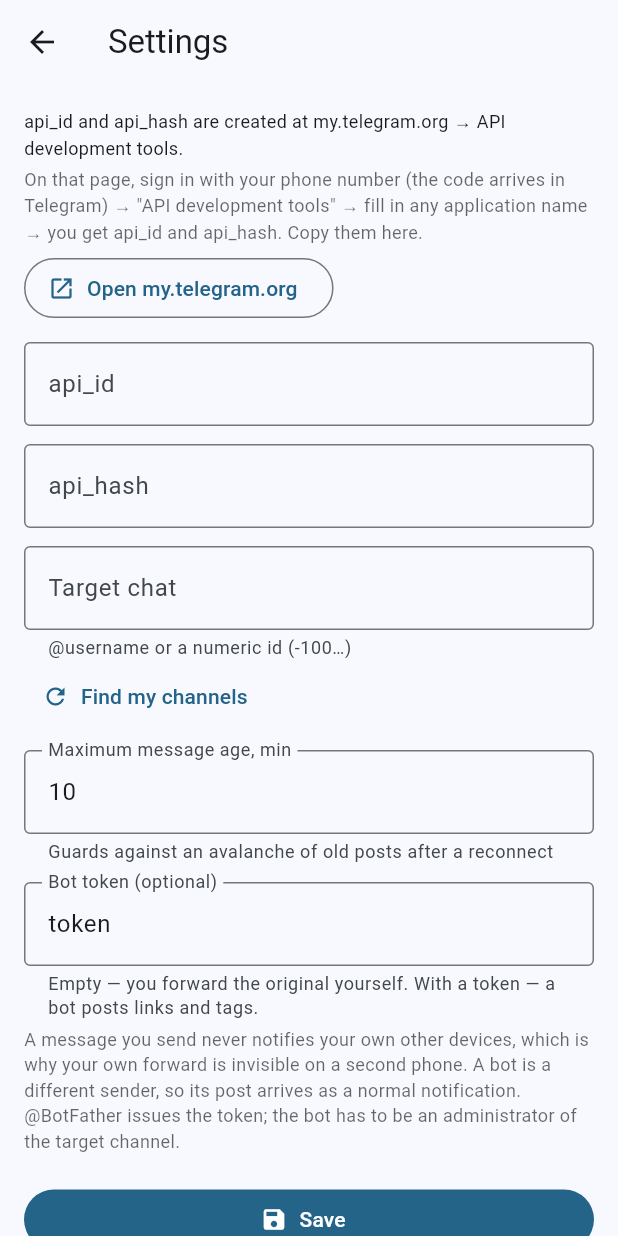
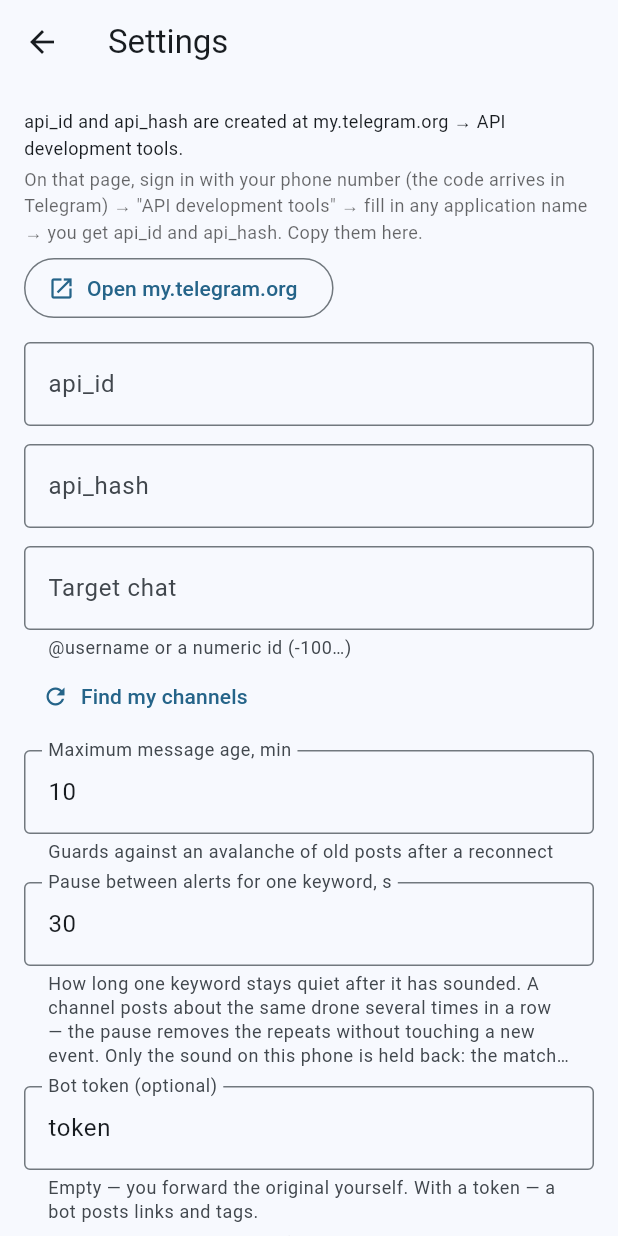
Before and after one commit to vadimart92/tg-alert-monitor, a Flutter app: the screen it shows after launch, after a tap on the "settings" icon, on a phone screen of 412 x 824 dp. Run offline on Flutter 3.47's test engine with Material 3 defaults, Android fonts, the phone set to English and light mode, and no system bars; our stand-ins replace audioplayers, flutter_local_notifications, flutter_tts, qr_flutter, shared_preferences; missing offline and left inert: dart:ffi, flutter_foreground_task, mobile_scanner; generated files the repository leaves out were written again.

Commit message:
feat: the pause between alerts for one keyword is a setting, 30s by default
Thirty minutes was a guess, and on a real channel it was far too long: a
channel says the same thing two or three times about one drone, and the
next event is minutes away, not half an hour. How much repetition counts
as noise depends on which channels are being watched, and only their
owner knows that — so it stops being a constant and becomes a number in
the settings, 0 to 3600 seconds, 30 by default.

It lives in MonitorConfig, so it travels the same path as the rest of the
configuration (pushConfig -> updateConfig) and takes effect immediately,
without restarting monitoring. Zero means what it says: every match
sounds, exactly as before the pause existed.

What is left in AlertPolicy is the part with no judgement in it — the
five minutes an alert lives in the shade.

The two places that quote the pause back to the owner now quote the
configured one, and say it the way a person would: durationLabel prints
«30 с» or «30 хв» rather than making the reader divide.

Co-Authored-By: Claude Opus 5 <noreply@anthropic.com>

```diff
--- a/lib/core/model/app_config.dart
+++ b/lib/core/model/app_config.dart
@@ -70,21 +70,11 @@ enum AlertDelivery {
 
 /// How the alert on this phone behaves once it fires.
 ///
-/// Constants rather than settings, and shared by the three places that have to
-/// agree on them: the engine decides when to sound one, the notifier decides
-/// how long it stays in the shade, and the UI explains both to the owner.
-///
-/// An air-raid channel posts in bursts — five messages about the same drone in
-/// two minutes. A siren for each of them trains its owner to ignore the siren,
-/// which is the one failure mode that matters here.
+/// The pause between two alerts for one keyword is a setting
+/// ([MonitorConfig.alertCooldownSeconds]) — how much repetition is noise
+/// depends on the channels being watched, and only their owner knows. What is
+/// left here is the part with no judgement in it.
 abstract final class AlertPolicy {
-  /// One keyword may sound at most this often.
-  ///
-  /// Only the sound on this phone is held back. The match is still logged and
-  /// still forwarded: the burst is noise to a sleeping owner, not to the
-  /// channel where the alerts are collected.
-  static const Duration cooldown = Duration(minutes: 30);
-
   /// The shade keeps the newest alert only, and lets go of it after this.
   ///
   /// An alert nobody acted on within five minutes is history, and a stack of
@@ -104,11 +94,24 @@ class MonitorConfig {
     this.chats = const <ChatRef>[],
     this.delivery = AlertDelivery.forward,
     this.botToken = '',
+    this.alertCooldownSeconds = defaultAlertCooldownSeconds,
   });
 
   static const int defaultMaxAgeMinutes = 10;
   static const int minMaxAgeMinutes = 1;
   static const int maxMaxAgeMinutes = 120;
+
+  /// Long enough to swallow the two or three posts a channel makes about one
+  /// event, short enough that the next event is still an event.
+  static const int defaultAlertCooldownSeconds = 30;
+
+  /// Zero is a real answer: every match sounds, as it did before this setting
+  /// existed.
+  static const int minAlertCooldownSeconds = 0;
+
+  /// An hour. Past that the owner is not silencing a burst, they are turning
+  /// the keyword off — which the keyword list already does, and visibly.
+  static const int maxAlertCooldownSeconds = 3600;
 
   final int? folderId;
   final String folderName;
@@ -125,7 +128,16 @@ class MonitorConfig {
   /// messages never notify your other devices, a bot's do.
   final String botToken;
 
+  /// How long one keyword stays quiet after it has sounded on this phone.
+  ///
+  /// Only the sound is held back. The match is still logged and still
+  /// forwarded: a burst is noise to a sleeping owner, not to the channel where
+  /// the alerts are collected.
+  final int alertCooldownSeconds;
+
   Duration get maxAge => Duration(minutes: maxAgeMinutes);
+
+  Duration get alertCooldown => Duration(seconds: alertCooldownSeconds);
 
   /// True when the engine has enough information to start monitoring.
   ///
@@ -148,6 +160,7 @@ class MonitorConfig {
     List<ChatRef>? chats,
     AlertDelivery? delivery,
     String? botToken,
+    int? alertCooldownSeconds,
   }) => MonitorConfig(
     folderId: folderId ?? this.folderId,
     folderName: folderName ?? this.folderName,
@@ -157,6 +170,7 @@ class MonitorConfig {
     chats: chats ?? this.chats,
     delivery: delivery ?? this.delivery,
     botToken: botToken ?? this.botToken,
+    alertCooldownSeconds: alertCooldownSeconds ?? this.alertCooldownSeconds,
   );
 
   Map<String, dynamic> toJson() => {
@@ -168,6 +182,7 @@ class MonitorConfig {
     'chats': [for (final c in chats) c.toJson()],
     'delivery': delivery.name,
     'botToken': botToken,
+    'alertCooldownSeconds': alertCooldownSeconds,
   };
 
   static MonitorConfig fromJson(Map<String, dynamic> json) => MonitorConfig(
@@ -185,6 +200,9 @@ class MonitorConfig {
     ],
     delivery: AlertDelivery.parse(json['delivery']),
     botToken: json['botToken'] as String? ?? '',
+    alertCooldownSeconds:
+        (json['alertCooldownSeconds'] as num?)?.toInt() ??
+        defaultAlertCooldownSeconds,
   );
 }
 
--- a/lib/core/storage/settings_store.dart
+++ b/lib/core/storage/settings_store.dart
@@ -26,6 +26,7 @@ class SettingsStore {
   static const String keyPhoneDisplay = 'phoneDisplay';
   static const String keyAlertDelivery = 'alertDelivery';
   static const String keyBotToken = 'botToken';
+  static const String keyAlertCooldownSeconds = 'alertCooldownSeconds';
 
   final SharedPreferences _prefs;
 
@@ -85,6 +86,9 @@ class SettingsStore {
       chats: chats,
       delivery: AlertDelivery.parse(_prefs.getString(keyAlertDelivery)),
       botToken: _prefs.getString(keyBotToken) ?? '',
+      alertCooldownSeconds:
+          _prefs.getInt(keyAlertCooldownSeconds) ??
+          MonitorConfig.defaultAlertCooldownSeconds,
     );
   }
 
@@ -105,6 +109,13 @@ class SettingsStore {
     );
     await _prefs.setString(keyAlertDelivery, config.delivery.name);
     await _prefs.setString(keyBotToken, config.botToken.trim());
+    await _prefs.setInt(
+      keyAlertCooldownSeconds,
+      config.alertCooldownSeconds.clamp(
+        MonitorConfig.minAlertCooldownSeconds,
+        MonitorConfig.maxAlertCooldownSeconds,
+      ),
+    );
     await writeCachedChats(config.chats);
   }
 
--- a/lib/l10n/app_en.arb
+++ b/lib/l10n/app_en.arb
@@ -76,6 +76,11 @@
   "keywordSoundErrorEmpty": "Nothing was written — the selected speech engine cannot synthesize to a file. Try another one in the system settings.",
   "close": "Close",
 
+  "durationSeconds": "{count} s",
+  "durationMinutes": "{count} min",
+  "alertCooldownLabel": "Pause between alerts for one keyword, s",
+  "alertCooldownHelp": "How long one keyword stays quiet after it has sounded. A channel posts about the same drone several times in a row — the pause removes the repeats without touching a new event. Only the sound on this phone is held back: the match is still logged and still forwarded. 0 — sound every match.",
+
   "notifications": "Notifications",
   "deliveryForward": "Forward",
   "deliveryLocal": "Local",
@@ -84,7 +89,7 @@
   "deliveryLocalHelp": "A siren and a notification on this phone. Nothing is forwarded.",
   "deliveryBothHelp": "Forwarding to {target} — and the siren here.",
   "sirenHelp": "The siren plays at alarm volume, so it is audible on silent. Volume and vibration can be changed in the system settings of the «{channel}» channel.",
-  "alertPolicyHelp": "One keyword raises an alert at most once every {cooldown} min. The shade keeps the newest alert only, and lets go of it after {lifetime} min.",
+  "alertPolicyHelp": "One keyword raises an alert at most once every {cooldown} — the pause is changed in the settings. The shade keeps the newest alert only, and lets go of it after {lifetime} min.",
   "targetNotPicked": "a channel (not picked in the settings yet)",
   "quoted": "«{value}»",
 
@@ -109,7 +114,7 @@
   "clear": "Clear",
   "couldNotOpenLink": "Could not open the link",
   "copied": "Copied: {link}",
-  "matchMuted": "No siren: this keyword alerted less than {minutes} min ago.",
+  "matchMuted": "No siren: this keyword alerted less than {pause} ago.",
   "noMatchesYet": "No matches yet",
   "journalEmpty": "The log is empty",
 
--- a/lib/ui/screens/home_screen.dart
+++ b/lib/ui/screens/home_screen.dart
@@ -13,6 +13,7 @@ import '../../core/storage/keyword_sound_store.dart';
 import '../../core/storage/settings_store.dart';
 import '../../l10n/app_localizations.dart';
 import '../../service/monitor_engine.dart';
+import '../duration_label.dart';
 import '../service_bridge.dart';
 import 'keyword_sound_sheet.dart';
 import 'log_screen.dart';
@@ -656,7 +657,7 @@ class _HomeScreenState extends State<HomeScreen> with WidgetsBindingObserver {
               const SizedBox(height: 4),
               Text(
                 l.alertPolicyHelp(
-                  AlertPolicy.cooldown.inMinutes,
+                  durationLabel(l, _config.alertCooldown),
                   AlertPolicy.lifetime.inMinutes,
                 ),
                 style: TextStyle(
--- a/lib/ui/screens/settings_screen.dart
+++ b/lib/ui/screens/settings_screen.dart
@@ -34,6 +34,7 @@ class _SettingsScreenState extends State<SettingsScreen> {
   late final TextEditingController _targetChatId;
   late final TextEditingController _maxAge;
   late final TextEditingController _botToken;
+  late final TextEditingController _cooldown;
 
   bool _saved = false;
   bool _manualTarget = false;
@@ -54,6 +55,7 @@ class _SettingsScreenState extends State<SettingsScreen> {
     _targetChatId = TextEditingController(text: config.targetChatId);
     _maxAge = TextEditingController(text: '${config.maxAgeMinutes}');
     _botToken = TextEditingController(text: config.botToken);
+    _cooldown = TextEditingController(text: '${config.alertCooldownSeconds}');
   }
 
   @override
@@ -63,6 +65,7 @@ class _SettingsScreenState extends State<SettingsScreen> {
     _targetChatId.dispose();
     _maxAge.dispose();
     _botToken.dispose();
+    _cooldown.dispose();
     super.dispose();
   }
 
@@ -76,6 +79,7 @@ class _SettingsScreenState extends State<SettingsScreen> {
       targetChatId: _targetChatId.text.trim(),
       maxAgeMinutes: int.parse(_maxAge.text.trim()),
       botToken: _botToken.text.trim(),
+      alertCooldownSeconds: int.parse(_cooldown.text.trim()),
     );
     await settings.writeConfig(config);
     // Apply to a running engine immediately, and keep its copy authoritative.
@@ -309,6 +313,29 @@ class _SettingsScreenState extends State<SettingsScreen> {
             ),
             const SizedBox(height: 12),
             TextFormField(
+              controller: _cooldown,
+              decoration: InputDecoration(
+                labelText: l.alertCooldownLabel,
+                helperText: l.alertCooldownHelp,
+                helperMaxLines: 4,
+                border: const OutlineInputBorder(),
+              ),
+              keyboardType: TextInputType.number,
+              validator: (value) {
+                final parsed = int.tryParse((value ?? '').trim());
+                if (parsed == null ||
+                    parsed < MonitorConfig.minAlertCooldownSeconds ||
+                    parsed > MonitorConfig.maxAlertCooldownSeconds) {
+                  return l.rangeFromTo(
+                    MonitorConfig.minAlertCooldownSeconds,
+                    MonitorConfig.maxAlertCooldownSeconds,
+                  );
+                }
+                return null;
+              },
+            ),
+            const SizedBox(height: 12),
+            TextFormField(
               controller: _botToken,
               decoration: InputDecoration(
                 labelText: l.botToken,
```
Also changed, not shown: lib/l10n/app_uk.arb (+19 -4 lines), lib/service/monitor_engine.dart (+5 -8 lines), lib/ui/duration_label.dart (added, +14 -0 lines), lib/ui/screens/log_screen.dart (+14 -1 lines), 4 other files.
